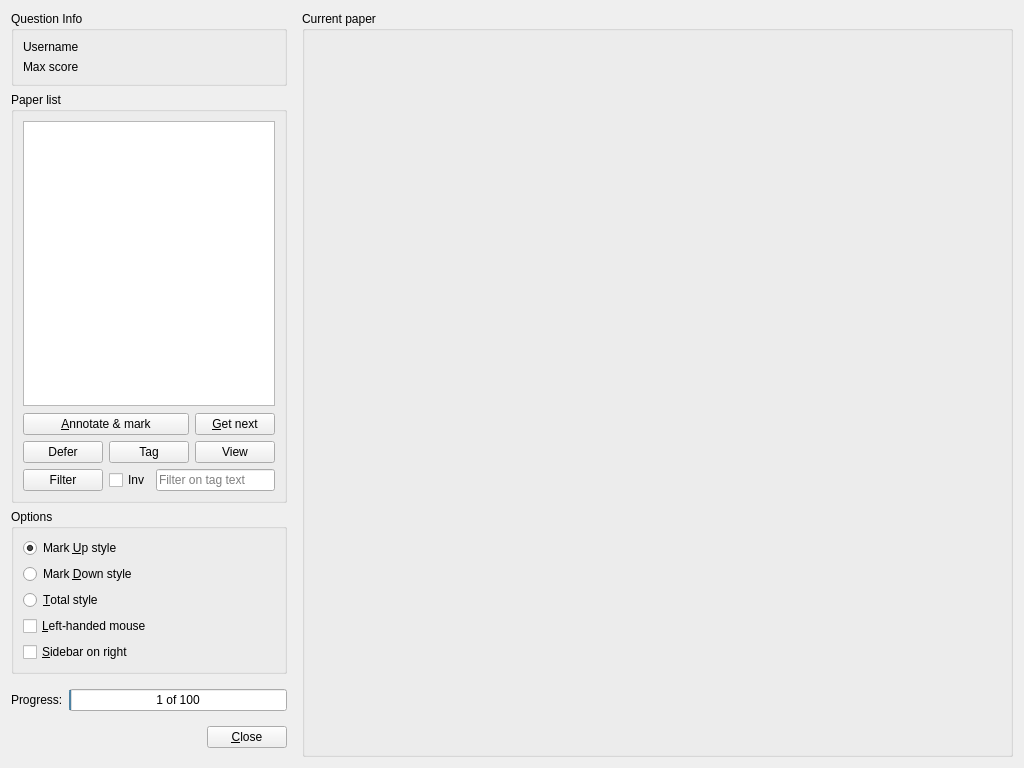
First picture: the form in qtCreatorFiles/ui_marker.ui, repository plomgrading/plom, before the edit.
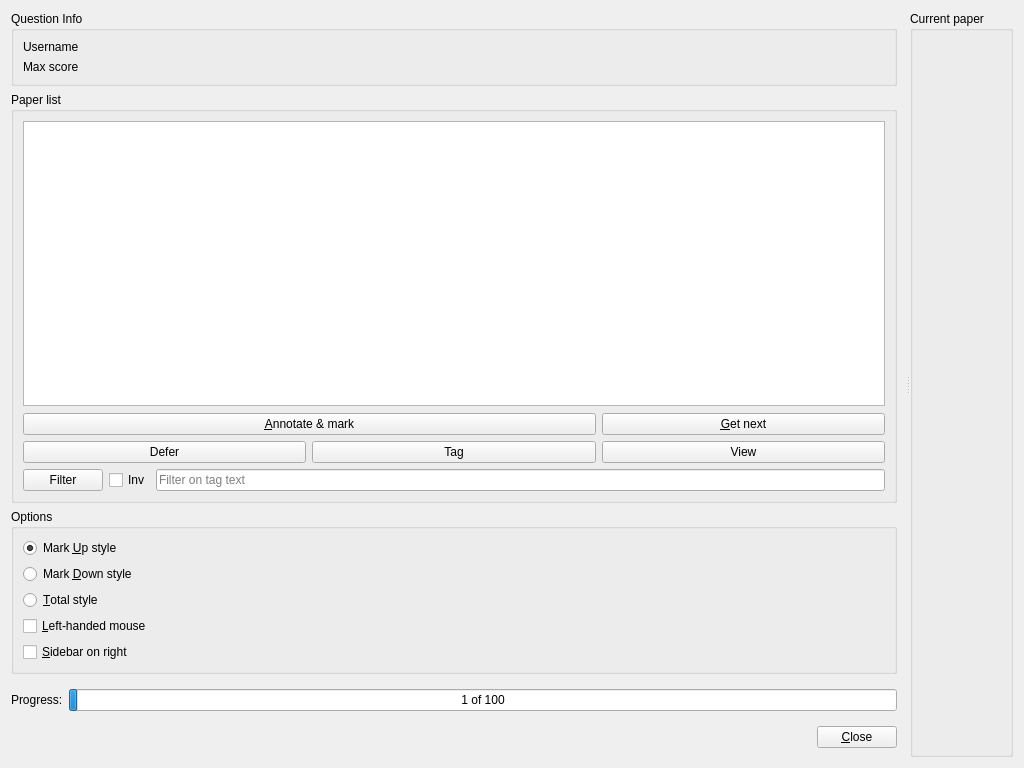
Second picture: the form after the edit. Custom widgets are drawn as their Qt base class.

Commit message:
marker: add a splitter to resize left panel
you can drag the middle bar.

What changed in the file:
```diff
--- a/qtCreatorFiles/ui_marker.ui
+++ b/qtCreatorFiles/ui_marker.ui
@@ -16,8 +16,12 @@
   <property name="windowTitle">
    <string>Mark papers</string>
   </property>
-  <layout class="QHBoxLayout" name="horizontalLayout_2" stretch="1,3">
+  <layout class="QHBoxLayout" name="horizontalLayout">
    <item>
+    <widget class="QSplitter" name="splitter">
+     <property name="orientation">
+      <enum>Qt::Horizontal</enum>
+     </property>
     <widget class="QFrame" name="frame">
      <property name="frameShape">
       <enum>QFrame::NoFrame</enum>
@@ -107,7 +111,7 @@
           </widget>
          </item>
          <item>
-          <widget class="QFrame" name="">
+           <widget class="QFrame" name="frame">
            <layout class="QGridLayout" name="gridLayout">
             <property name="leftMargin">
              <number>0</number>
@@ -172,7 +176,7 @@
           </widget>
          </item>
          <item>
-          <widget class="QFrame" name="">
+           <widget class="QFrame" name="frame">
            <layout class="QHBoxLayout" name="horizontalLayout_2">
             <property name="leftMargin">
              <number>0</number>
@@ -365,8 +369,6 @@
       </item>
      </layout>
     </widget>
-   </item>
-   <item>
     <widget class="QGroupBox" name="paperBox">
      <property name="sizePolicy">
       <sizepolicy hsizetype="Expanding" vsizetype="Expanding">
@@ -391,6 +393,7 @@
        <number>0</number>
       </property>
      </layout>
+     </widget>
     </widget>
    </item>
   </layout>
```
Lines whose indentation alone changed are shown as unchanged. The commit also changes 1 other file.
